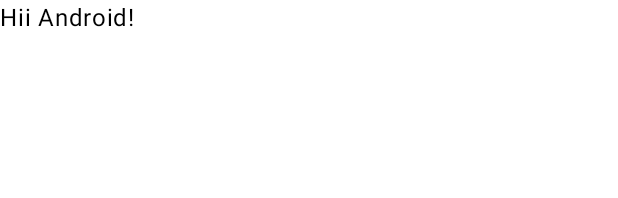
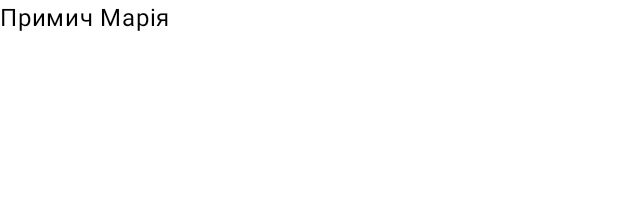
Before and after one commit to Flosiya/IPZ_CW_1_1_Primich_Mariya, an Android app built with Jetpack Compose: the @Preview function GreetingPreview, on a phone screen of 412 x 824 dp. Shown: the top 198 px of the screen. Run offline under Robolectric (Android 15) with nearby library versions, the phone set to English and light mode, and no system bars.

Commit message:
add name

```diff
--- a/app/src/main/java/ua/edu/lntu/cw_1_1/MainActivity.kt
+++ b/app/src/main/java/ua/edu/lntu/cw_1_1/MainActivity.kt
@@ -32,12 +32,13 @@ class MainActivity : ComponentActivity() {
 @Composable
 fun Greeting(name: String, modifier: Modifier = Modifier) {
     Text(
-        text = "Hii $name!",
-        modifier = modifier
+        text = "Примич Марія",
+        modifier = modifier,
+
     )
 }
 
-@Preview(showBackground = true)
+@Preview(showBackground = true, showSystemUi = true)
 @Composable
 fun GreetingPreview() {
     IPZ_CW_1_1_Primich_MariyaTheme {
```
